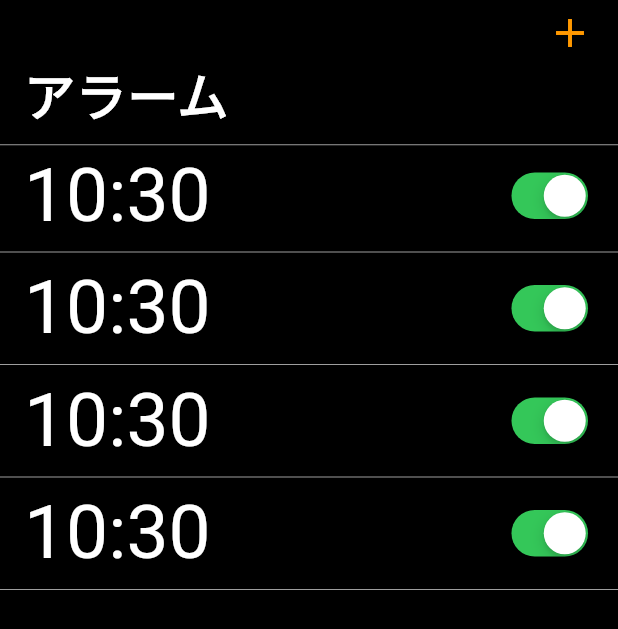
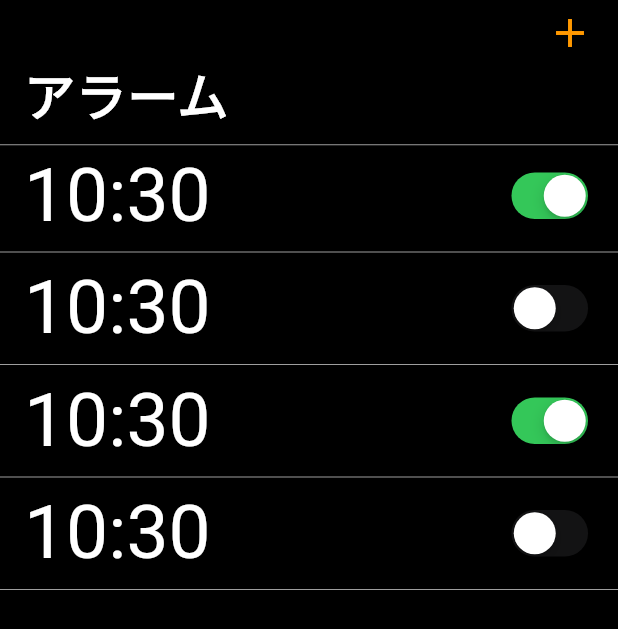
Before and after one commit to yameguun/flutter_alarm, a Flutter app: the screen it shows after launch, on a phone screen of 412 x 824 dp. Shown: the top 629 px of the screen. Run offline on Flutter 3.47's test engine with Material 2 defaults, Android fonts, the phone set to English and light mode, and no system bars; drawn by our look-alikes of flutter_slidable.

Commit message:
アラームオン・オフの実装

```diff
--- a/lib/pages/home_page.dart
+++ b/lib/pages/home_page.dart
@@ -1,5 +1,6 @@
 import 'package:flutter/cupertino.dart';
 import 'package:flutter/material.dart';
+import 'package:flutter_slidable/flutter_slidable.dart';
 import 'package:intl/intl.dart';
 
 import '../alarm.dart';
@@ -14,11 +15,13 @@ class HomePage extends StatefulWidget {
 class _HomePageState extends State<HomePage> {
 
   List<Alarm> alarmList = [
-    Alarm(alarmTime: DateTime.now()),
-    Alarm(alarmTime: DateTime.now()),
-    Alarm(alarmTime: DateTime.now()),
-    Alarm(alarmTime: DateTime.now())
+    Alarm(alarmTime: DateTime.now(), isActive: true),
+    Alarm(alarmTime: DateTime.now(), isActive: false),
+    Alarm(alarmTime: DateTime.now(), isActive: true),
+    Alarm(alarmTime: DateTime.now(), isActive: false)
   ];
+
+  SlidableController controller = SlidableController();
 
   @override
   Widget build(BuildContext context) {
@@ -44,17 +47,30 @@ class _HomePageState extends State<HomePage> {
                   return Column(
                     children: [
                       if (index==0) const Divider(color: Colors.grey, height: 1),
-                      ListTile(
+                      Slidable(
+                        controller: controller,
+                        actionPane: const SlidableScrollActionPane(),
+                        child: ListTile(
                           title: Text(
                               DateFormat('H:mm').format(alarm.alarmTime),
                               style: const TextStyle(color: Colors.white, fontSize: 50)
                           ),
                           trailing: CupertinoSwitch(
-                          value: true,
+                            value: alarm.isActive,
                             onChanged: (newValue) {
-
+                              setState(() {
+                                alarm.isActive = newValue;
+                              });
                             },
                           ),
+                        ),
+                        secondaryActions: const [
+                          IconSlideAction(
+                            icon: Icons.delete,
+                            caption: '削除',
+                            color: Colors.red,
+                          )
+                        ],
                       ),
                       const Divider(color: Colors.grey, height: 8)
                     ],
--- a/pubspec.yaml
+++ b/pubspec.yaml
@@ -35,6 +35,7 @@ dependencies:
   # Use with the CupertinoIcons class for iOS style icons.
   cupertino_icons: ^1.0.2
   intl: any
+  flutter_slidable: ^0.6.0
 
 dev_dependencies:
   flutter_test:
```
Also changed, not shown: pubspec.lock. Lines whose indentation alone changed are shown as unchanged.
